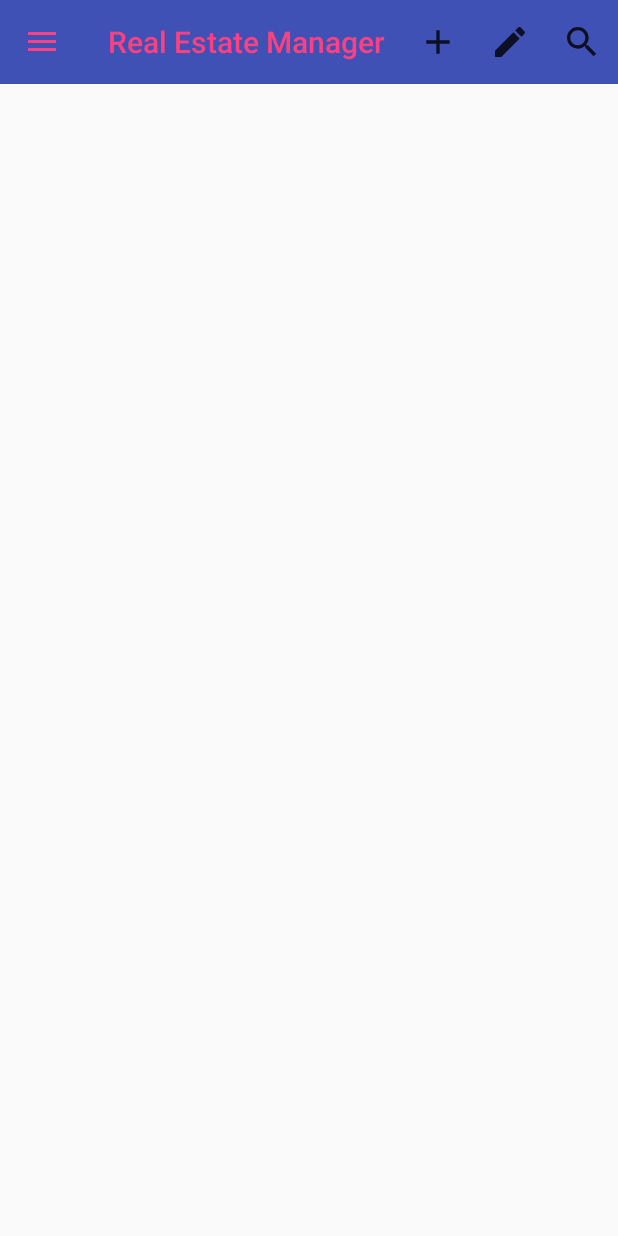
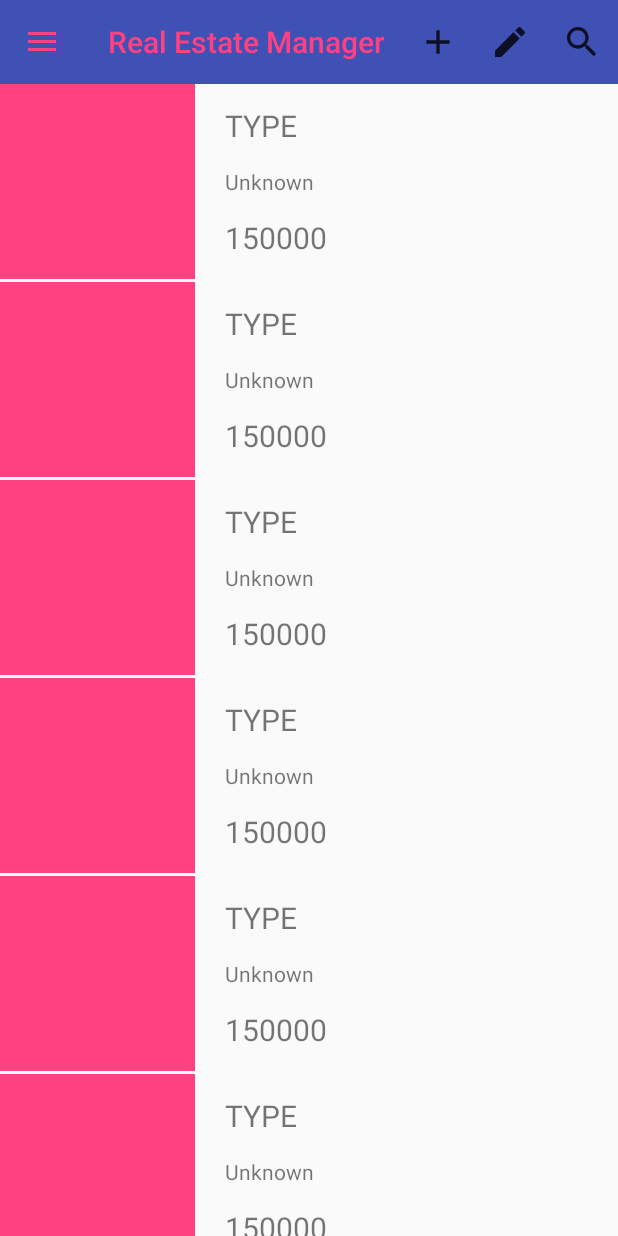
Before and after one commit to Velliane/RealEstateManager, an Android app: the screen it shows after launch (MainActivity), on a phone screen of 412 x 824 dp. Run offline under Robolectric (Android 15) with nearby library versions, the phone set to English and light mode, and no system bars; our stand-ins replace Room's generated code.

Commit message:
Configure RecyclerViewAdapter

```diff
--- a/app/build.gradle
+++ b/app/build.gradle
@@ -43,6 +43,7 @@ dependencies {
     //ROOM
     implementation 'android.arch.persistence.room:runtime:1.1.1'
     annotationProcessor "android.arch.persistence.room:compiler:1.1.1"
+    kapt 'android.arch.persistence.room:compiler:1.1.1'
     //VIEW MODEL & LIVE DATA
     implementation "android.arch.lifecycle:extensions:1.1.1"
     // 310 ABP
--- a/app/src/main/java/com/openclassrooms/realestatemanager/adapters/ListAdapter.kt
+++ b/app/src/main/java/com/openclassrooms/realestatemanager/adapters/ListAdapter.kt
@@ -10,27 +10,55 @@ import androidx.recyclerview.widget.RecyclerView
 import com.openclassrooms.realestatemanager.R
 import com.openclassrooms.realestatemanager.model.Property
 
-class ListAdapter(val list: List<Property>, private val context: Context): RecyclerView.Adapter<ListAdapter.ListViewHolder>() {
+class ListAdapter(private val context: Context) : RecyclerView.Adapter<ListAdapter.ListViewHolder>() {
 
 
+    private var data: List<Property> = ArrayList()
+
     override fun onCreateViewHolder(parent: ViewGroup, viewType: Int): ListViewHolder {
-       val inflater = LayoutInflater.from(parent.context)
+        val inflater = LayoutInflater.from(parent.context)
         val view = inflater.inflate(R.layout.item_list, parent, false)
         return ListViewHolder(view)
     }
 
-    override fun getItemCount(): Int = list.size
+    fun setData(newData: List<Property>) {
+        data = newData
+        notifyDataSetChanged()
+    }
+
+    override fun getItemCount(): Int {
+        return if (data.isNotEmpty()) {
+            data.size
+        } else {
+            10
+        }
+    }
 
     override fun onBindViewHolder(holder: ListViewHolder, position: Int) {
-        TODO("not implemented") //To change body of created functions use File | Settings | File Templates.
+        if (data.isNotEmpty()) {
+            holder.bind(data.get(position))
+        } else {
+            holder.type.setText("TYPE")
+            holder.price.setText("150000")
+            holder.location.setText("Unknown")
+        }
     }
 
-    inner class  ListViewHolder(itemView: View): RecyclerView.ViewHolder(itemView){
+    inner class ListViewHolder(itemView: View) : RecyclerView.ViewHolder(itemView) {
 
         var photo: ImageView = itemView.findViewById(R.id.item_photo)
         var type: TextView = itemView.findViewById(R.id.item_type)
         var location: TextView = itemView.findViewById(R.id.item_location)
         var price: TextView = itemView.findViewById(R.id.item_price)
 
+
+        fun bind(property: Property) {
+            if (property != null) {
+                type.setText(property.price)
+                price.setText(property.price)
+                location.setText("Unknown")
+            }
+        }
+
     }
 }
--- a/app/src/main/java/com/openclassrooms/realestatemanager/controller/activity/MainActivity.kt
+++ b/app/src/main/java/com/openclassrooms/realestatemanager/controller/activity/MainActivity.kt
@@ -10,10 +10,15 @@ import androidx.appcompat.app.AppCompatActivity
 import androidx.appcompat.widget.Toolbar
 import androidx.drawerlayout.widget.DrawerLayout
 import androidx.fragment.app.Fragment
+import androidx.lifecycle.Observer
 import androidx.lifecycle.ViewModelProviders
+import androidx.recyclerview.widget.LinearLayoutManager
+import androidx.recyclerview.widget.RecyclerView
 import com.google.android.material.navigation.NavigationView
 import com.openclassrooms.realestatemanager.R
+import com.openclassrooms.realestatemanager.adapters.ListAdapter
 import com.openclassrooms.realestatemanager.injections.Injection
+import com.openclassrooms.realestatemanager.model.Property
 import com.openclassrooms.realestatemanager.view_model.PropertyViewModel
 
 class MainActivity : AppCompatActivity(), View.OnClickListener{
@@ -25,6 +30,10 @@ class MainActivity : AppCompatActivity(), View.OnClickListener{
     private lateinit var drawerMenu: NavigationView
     /** ViewModel */
     private lateinit var propertyViewModel: PropertyViewModel
+    /** RecyclerView Adapter */
+    private lateinit var adapter: ListAdapter
+    /** RecyclerView */
+    private lateinit var recyclerView: RecyclerView
 
     override fun onCreate(savedInstanceState: Bundle?) {
         super.onCreate(savedInstanceState)
@@ -34,11 +43,13 @@ class MainActivity : AppCompatActivity(), View.OnClickListener{
         toolbar = findViewById(R.id.main_toolbar)
         drawerLayout = findViewById(R.id.main_drawer_container)
         drawerMenu = findViewById(R.id.main_drawer)
+        recyclerView = findViewById(R.id.fragment_list_recycler_view)
 
         configureToolbar()
         configureDrawerLayout()
         configureViewModel()
 
+        getListOfProperty()
     }
 
     override fun onClick(v: View?) {
@@ -93,11 +104,13 @@ class MainActivity : AppCompatActivity(), View.OnClickListener{
     }
 
     fun getListOfProperty(){
-        propertyViewModel.getAllProperty().observe(this, )
+        propertyViewModel.getAllProperty().observe(this, Observer<List<Property>> { updateView() })
     }
 
     fun updateView(){
-
+        adapter = ListAdapter(this)
+        recyclerView.adapter = adapter
+        recyclerView.layoutManager = LinearLayoutManager(this)
     }
 
 
```
